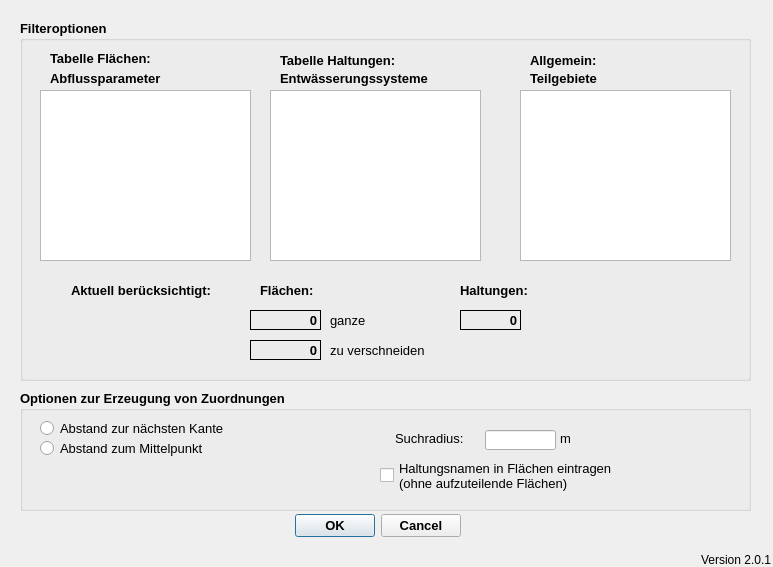
This is qkan/linkflaechen/resources/application_createlinefl.ui in hoettges/QKan as Qt 5 draws it before an edit. The edited form follows.
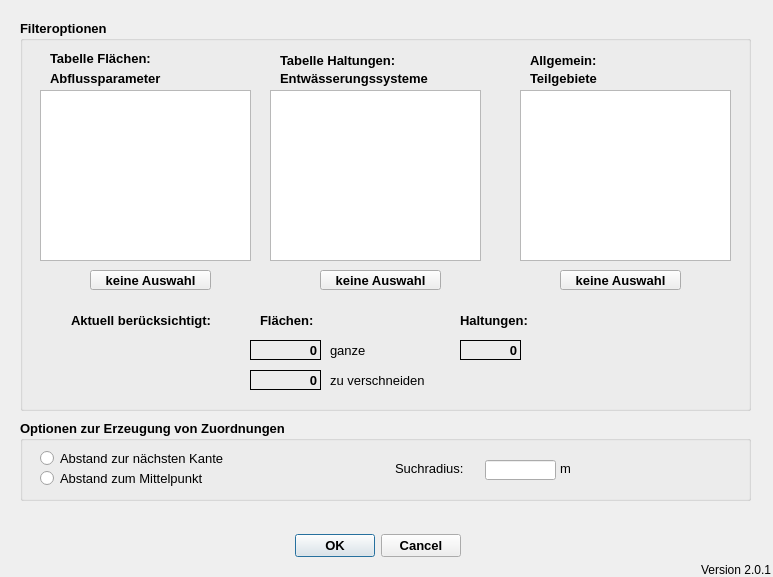
This is the edited form.

What changed in the file:
```diff
--- a/qkan/linkflaechen/resources/application_createlinefl.ui
+++ b/qkan/linkflaechen/resources/application_createlinefl.ui
@@ -7,7 +7,7 @@
     <x>0</x>
     <y>0</y>
     <width>773</width>
-    <height>567</height>
+    <height>577</height>
    </rect>
   </property>
   <property name="windowTitle">
@@ -17,7 +17,7 @@
    <property name="geometry">
     <rect>
      <x>280</x>
-     <y>510</y>
+     <y>530</y>
      <width>181</width>
      <height>32</height>
     </rect>
@@ -43,7 +43,7 @@
    <property name="geometry">
     <rect>
      <x>700</x>
-     <y>550</y>
+     <y>560</y>
      <width>71</width>
      <height>20</height>
     </rect>
@@ -64,7 +64,7 @@
      <x>20</x>
      <y>20</y>
      <width>731</width>
-     <height>361</height>
+     <height>391</height>
     </rect>
    </property>
    <property name="font">
@@ -252,7 +252,7 @@
     <property name="geometry">
      <rect>
       <x>240</x>
-      <y>260</y>
+      <y>290</y>
       <width>71</width>
       <height>20</height>
      </rect>
@@ -278,7 +278,7 @@
     <property name="geometry">
      <rect>
       <x>230</x>
-      <y>290</y>
+      <y>320</y>
       <width>71</width>
       <height>20</height>
      </rect>
@@ -310,7 +310,7 @@
     <property name="geometry">
      <rect>
       <x>440</x>
-      <y>260</y>
+      <y>290</y>
       <width>81</width>
       <height>20</height>
      </rect>
@@ -336,7 +336,7 @@
     <property name="geometry">
      <rect>
       <x>440</x>
-      <y>290</y>
+      <y>320</y>
       <width>61</width>
       <height>20</height>
      </rect>
@@ -368,7 +368,7 @@
     <property name="geometry">
      <rect>
       <x>20</x>
-      <y>260</y>
+      <y>290</y>
       <width>171</width>
       <height>20</height>
      </rect>
@@ -397,7 +397,7 @@
     <property name="geometry">
      <rect>
       <x>310</x>
-      <y>320</y>
+      <y>350</y>
       <width>101</width>
       <height>20</height>
      </rect>
@@ -423,7 +423,7 @@
     <property name="geometry">
      <rect>
       <x>230</x>
-      <y>320</y>
+      <y>350</y>
       <width>71</width>
       <height>20</height>
      </rect>
@@ -455,7 +455,7 @@
     <property name="geometry">
      <rect>
       <x>310</x>
-      <y>290</y>
+      <y>320</y>
       <width>51</width>
       <height>20</height>
      </rect>
@@ -480,14 +480,89 @@
      <set>Qt::AlignLeading|Qt::AlignLeft|Qt::AlignVCenter</set>
     </property>
    </widget>
+   <widget class="QPushButton" name="pb_noselection_abflussparam">
+    <property name="geometry">
+     <rect>
+      <x>70</x>
+      <y>250</y>
+      <width>121</width>
+      <height>20</height>
+     </rect>
+    </property>
+    <property name="font">
+     <font>
+      <weight>75</weight>
+      <bold>true</bold>
+     </font>
+    </property>
+    <property name="toolTip">
+     <string extracomment="gesamte Spalte aktivieren"/>
+    </property>
+    <property name="statusTip">
+     <string extracomment="gesamte Spalte aktivieren"/>
+    </property>
+    <property name="text">
+     <string>keine Auswahl</string>
+    </property>
+   </widget>
+   <widget class="QPushButton" name="pb_noselection__entw">
+    <property name="geometry">
+     <rect>
+      <x>300</x>
+      <y>250</y>
+      <width>121</width>
+      <height>20</height>
+     </rect>
+    </property>
+    <property name="font">
+     <font>
+      <weight>75</weight>
+      <bold>true</bold>
+     </font>
+    </property>
+    <property name="toolTip">
+     <string extracomment="gesamte Spalte aktivieren"/>
+    </property>
+    <property name="statusTip">
+     <string extracomment="gesamte Spalte aktivieren"/>
+    </property>
+    <property name="text">
+     <string>keine Auswahl</string>
+    </property>
+   </widget>
+   <widget class="QPushButton" name="pb_noselection_teilgebiete">
+    <property name="geometry">
+     <rect>
+      <x>540</x>
+      <y>250</y>
+      <width>121</width>
+      <height>20</height>
+     </rect>
+    </property>
+    <property name="font">
+     <font>
+      <weight>75</weight>
+      <bold>true</bold>
+     </font>
+    </property>
+    <property name="toolTip">
+     <string extracomment="gesamte Spalte aktivieren"/>
+    </property>
+    <property name="statusTip">
+     <string extracomment="gesamte Spalte aktivieren"/>
+    </property>
+    <property name="text">
+     <string>keine Auswahl</string>
+    </property>
+   </widget>
   </widget>
   <widget class="QGroupBox" name="groupBox">
    <property name="geometry">
     <rect>
      <x>20</x>
-     <y>390</y>
+     <y>420</y>
      <width>731</width>
-     <height>121</height>
+     <height>81</height>
     </rect>
    </property>
    <property name="font">
@@ -619,33 +694,6 @@
      <string>Abstand zur nächsten Kante</string>
     </property>
    </widget>
-   <widget class="QCheckBox" name="cb_schreibe_haltungen">
-    <property name="geometry">
-     <rect>
-      <x>360</x>
-      <y>70</y>
-      <width>261</width>
-      <height>31</height>
-     </rect>
-    </property>
-    <property name="font">
-     <font>
-      <pointsize>10</pointsize>
-      <weight>50</weight>
-      <bold>false</bold>
-     </font>
-    </property>
-    <property name="toolTip">
-     <string extracomment="Die Bearbeitung dauert erheblich länger. Die Eintragung kann auch nachträglich für alle Verbindungslinien zusammen vorgenommen werden."/>
-    </property>
-    <property name="statusTip">
-     <string extracomment="Die Bearbeitung dauert erheblich länger. Die Eintragung kann auch nachträglich für alle Verbindungslinien zusammen vorgenommen werden."/>
-    </property>
-    <property name="text">
-     <string>Haltungsnamen in Flächen eintragen
-(ohne aufzuteilende Flächen)</string>
-    </property>
-   </widget>
   </widget>
  </widget>
  <resources/>
```
